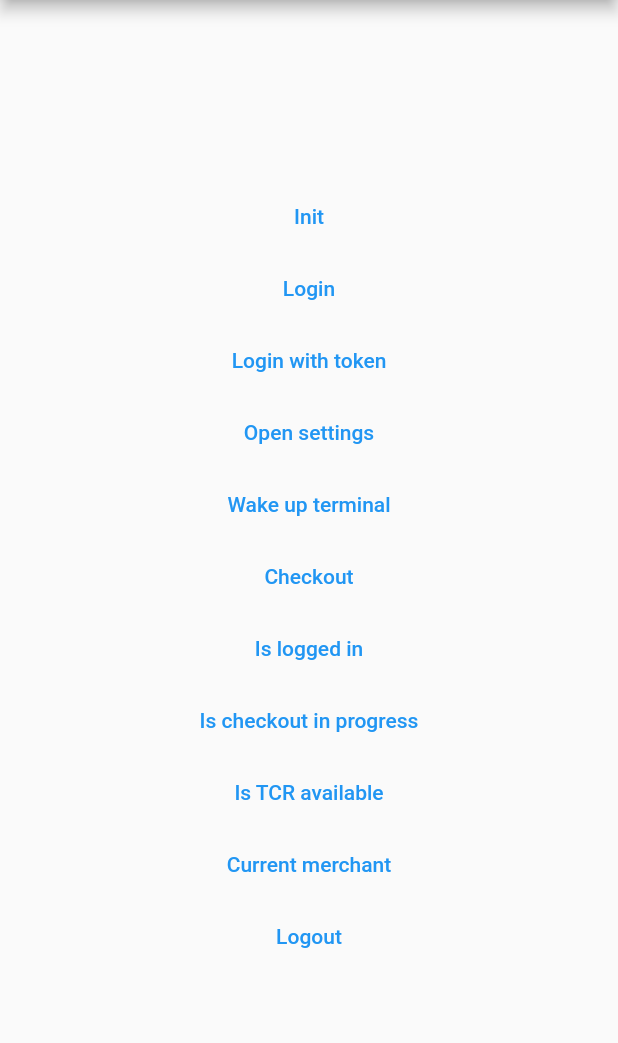
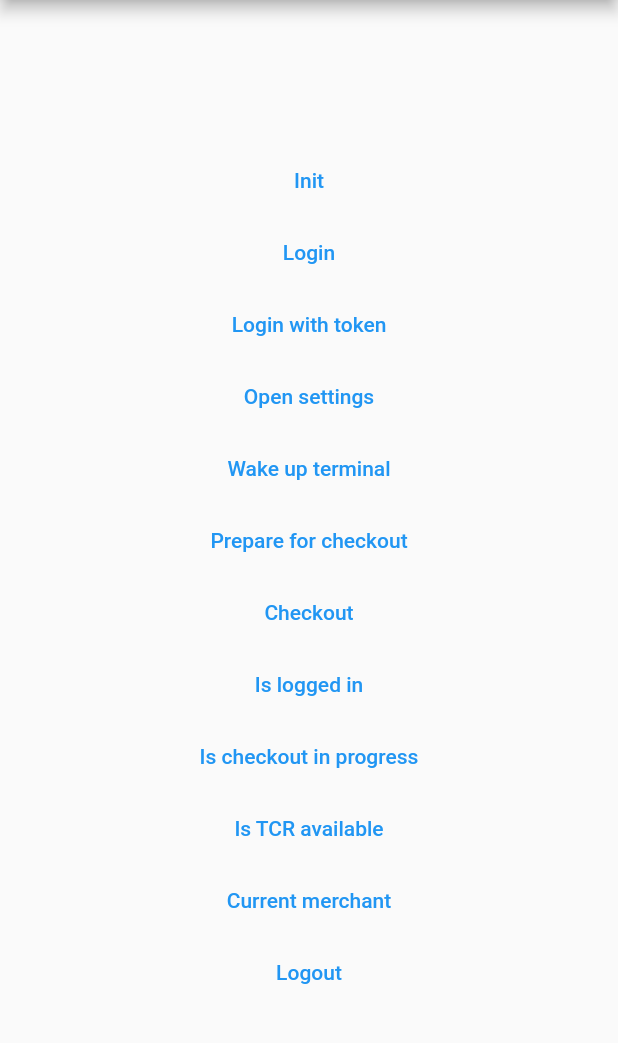
Before and after one commit to PurpleSoftSrl/sumup_flutter_plugin, a Flutter app: the screen it shows after launch, on a phone screen of 412 x 824 dp, the part 84-1127 px from its top. Run offline on Flutter 3.47's test engine with Material 2 defaults, Android fonts, the phone set to English and light mode, and no system bars.

Commit message:
deprecate wakeUpTerminal in favor of preareForCheckout

```diff
--- a/example/lib/main.dart
+++ b/example/lib/main.dart
@@ -53,6 +53,14 @@ class MyApp extends StatelessWidget {
                   print(prepare);
                 },
                 child: Text('Wake up terminal'),
+              ),
+              TextButton(
+                onPressed: () async {
+                  var prepare =
+                      await Sumup.prepareForCheckout(retainBLEConnection: true);
+                  print(prepare);
+                },
+                child: Text('Prepare for checkout'),
               ),
               TextButton(
                 onPressed: () async {
--- a/lib/sumup.dart
+++ b/lib/sumup.dart
@@ -103,6 +103,7 @@ class Sumup {
   ///
   /// Don't call this method during checkout because it can lead to checkout failure.
   /// Login required.
+  @Deprecated('Use prepareForCheckout(retainBLEConnection) instead')
   static Future<SumupPluginResponse> wakeUpTerminal() async {
     _throwIfNotInitialized();
     await _throwIfNotLoggedIn();
```
